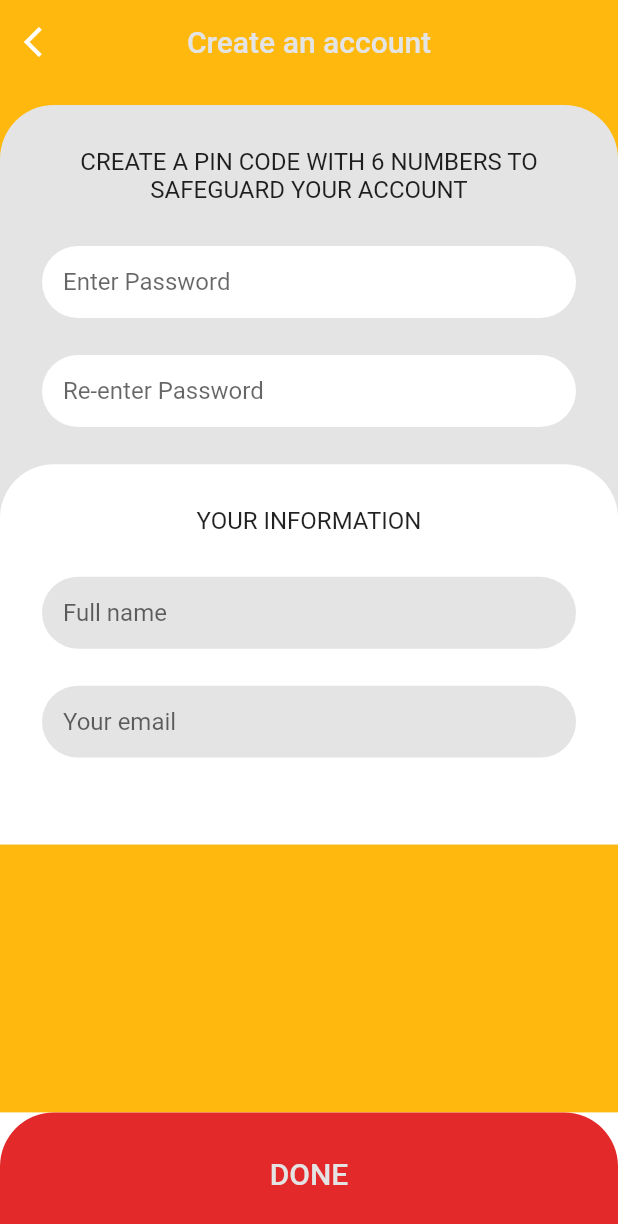
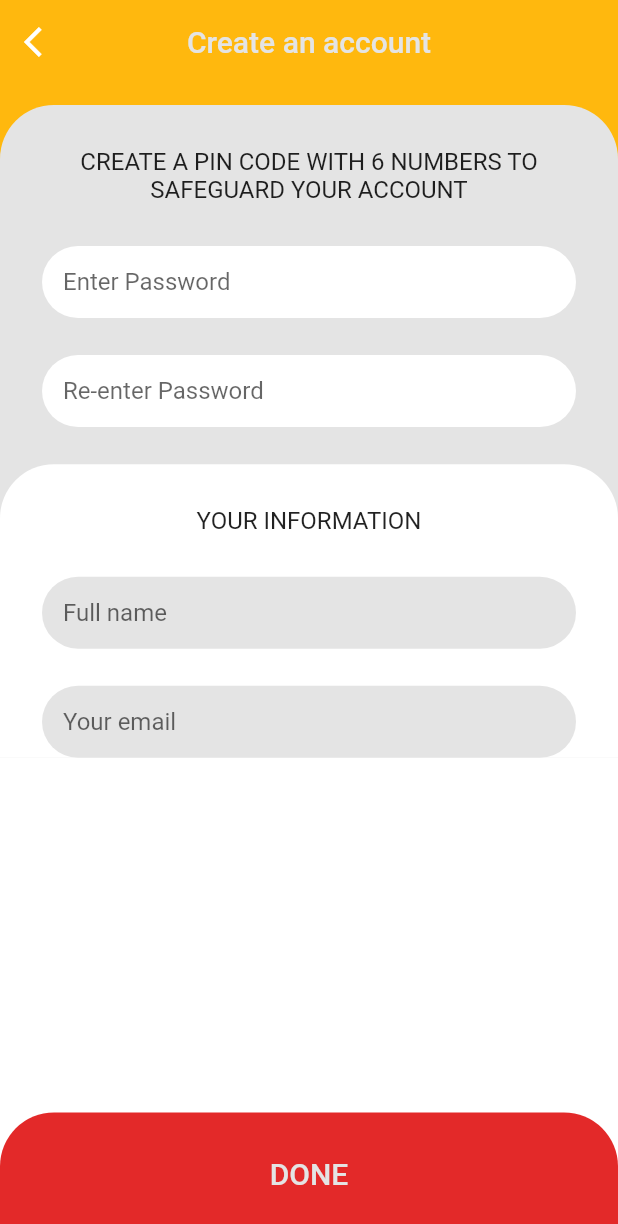
Before and after one commit to AliKales/gooderz, a Flutter app: the PinCodePage screen opened directly, on a phone screen of 412 x 824 dp. Shown: the top 1224 px of the screen. Run offline on Flutter 3.47's test engine with Material 2 defaults, Android fonts, the phone set to English and light mode, and no system bars; our stand-ins replace flutter_animate, flutter_svg, scroll_snap_list, smooth_page_indicator.

Commit message:
color fix

```diff
--- a/lib/ui/components/c_appbar.dart
+++ b/lib/ui/components/c_appbar.dart
@@ -9,13 +9,14 @@ class CAppBar extends AppBar {
     VoidCallback? onBackIconClick,
     Widget? leading,
     List<Widget>? actions,
+    Color? backgroundColor,
   })  : assert((leading == null || onBackIconClick == null),
             "Either 'leading' or 'onBackIconClick' must be null"),
         super(
           actions: actions,
           centerTitle: true,
           elevation: 0,
-          backgroundColor: Colors.transparent,
+          backgroundColor: backgroundColor ?? Colors.transparent,
           title: titleWidget ??
               Text(
                 title ?? "",
--- a/lib/ui/pages/pincode_page/pincode_page_view.dart
+++ b/lib/ui/pages/pincode_page/pincode_page_view.dart
@@ -13,7 +13,7 @@ class PinCodePage extends StatelessWidget with CustomNavigation {
   @override
   Widget build(BuildContext context) {
     return Scaffold(
-      backgroundColor: AppColors().orange,
+      backgroundColor: AppColors().white,
       appBar: _appBar(context),
       body: _mainWidgetGrey(context),
       bottomNavigationBar: ButtonBottom(
@@ -24,8 +24,15 @@ class PinCodePage extends StatelessWidget with CustomNavigation {
     );
   }
 
-  Container _mainWidgetGrey(BuildContext context) {
-    return Container(
+  Widget _mainWidgetGrey(BuildContext context) {
+    return Stack(
+      children: [
+        Container(
+          color: AppColors().orange,
+          width: double.maxFinite,
+          height: context.dynamicHeight(0.2),
+        ),
+        Container(
           margin: CustomPadding.onlyTop(PaddingValues.medium),
           width: double.maxFinite,
           decoration: BoxDecoration(
@@ -46,6 +53,8 @@ class PinCodePage extends StatelessWidget with CustomNavigation {
               ],
             ),
           ),
+        ),
+      ],
     );
   }
 
@@ -62,11 +71,6 @@ class PinCodePage extends StatelessWidget with CustomNavigation {
           _textField(AppColors().offWhite, "Full name"),
           _customSpace(context),
           _textField(AppColors().offWhite, "Your email"),
-          Container(
-            width: double.maxFinite,
-            height: 0.07.toDynamicHeight(context),
-            color: AppColors().white,
-          ),
         ],
       ),
     );
@@ -102,6 +106,7 @@ class PinCodePage extends StatelessWidget with CustomNavigation {
         back(context);
       },
       title: "Create an account",
+      backgroundColor: AppColors().orange,
     );
   }
 }
```
Lines whose indentation alone changed are shown as unchanged.
